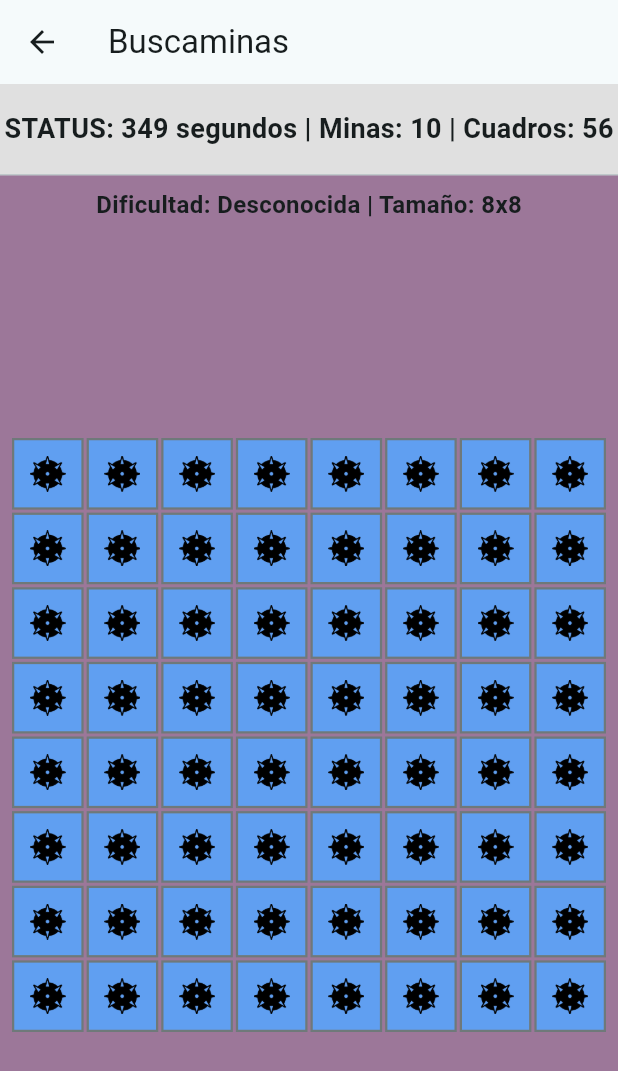
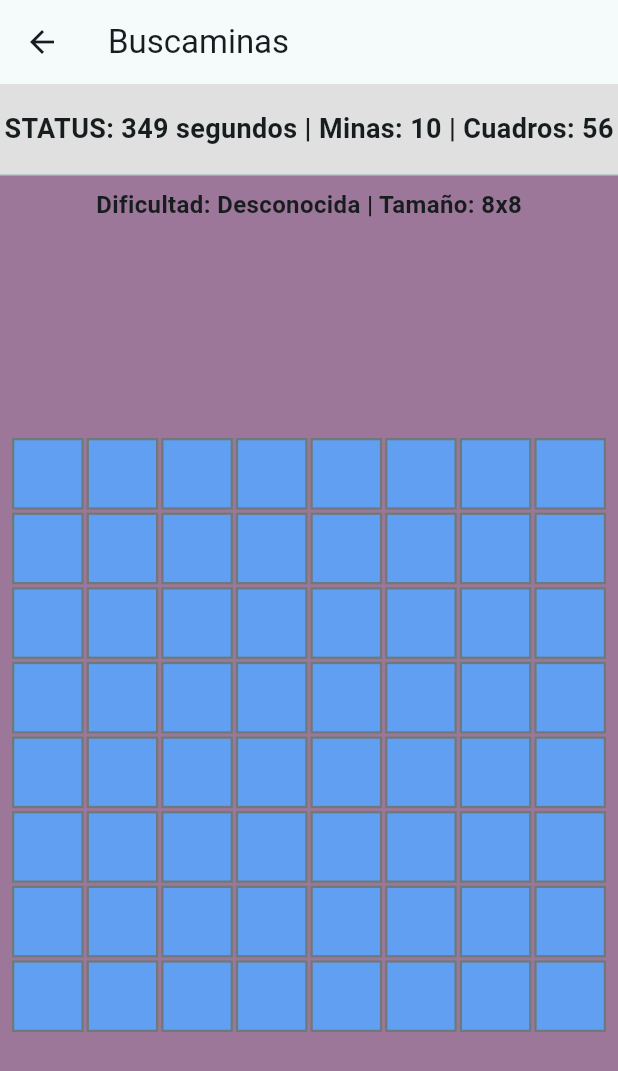
Before and after one commit to Fnav63/3479A321_2020479060, a Flutter app: the MinesweeperScreen screen opened by its route, on a phone screen of 412 x 824 dp. Shown: the top 1071 px of the screen. Run offline on Flutter 3.47's test engine with Material 3 defaults, Android fonts, the phone set to English and light mode, and no system bars; our stand-ins replace logger.

Commit message:
Adición de lógica de interacción

```diff
--- a/lib/ui/screens/minesweeper_screen.dart
+++ b/lib/ui/screens/minesweeper_screen.dart
@@ -37,6 +37,12 @@ class _MinesweeperScreenState extends State<MinesweeperScreen> {
   void dispose() {
     logger.e('Lifecycle: dispose() - El estado se destruye. Liberando memoria.');
     super.dispose();
+  }
+
+  void _onCellTapped(int index) {
+    setState(() {
+      _cells[index].isRevealed = true; // Actualizamos el dato
+    });
   }
 
   @override
@@ -99,7 +105,10 @@ class _MinesweeperScreenState extends State<MinesweeperScreen> {
             ),
             itemCount: 64,
             itemBuilder: (context, index) {
-              return MineCell(index: index);
+              return MineCell(
+                cell: _cells[index],
+                onTap: () => _onCellTapped(index),
+              );// Cada celda es un widget MineCell
             },
           ),
         ),
--- a/lib/ui/widgets/mine_cell.dart
+++ b/lib/ui/widgets/mine_cell.dart
@@ -1,17 +1,22 @@
 import 'package:flutter/material.dart';
+import '../../models/cell_model.dart';
 
 class MineCell extends StatelessWidget {
-  final int index;
+  final CellModel cell; // Recibe el estado de esta celda específica
+  final VoidCallback onTap; // Recibe la función que debe ejecutar al ser tocada
 
   const MineCell({
     super.key,
-    required this.index,
+    required this.cell,
+    required this.onTap,
   });
 
   @override
   Widget build(BuildContext context) {
     final theme = Theme.of(context);
-    return Container(
+    return GestureDetector(
+      onTap: onTap,
+      child: Container(
         decoration: BoxDecoration(
           color: theme.colorScheme.secondary,
           border: Border.all(
@@ -20,11 +25,7 @@ class MineCell extends StatelessWidget {
           ),
         ),
         child: Center(
-        child: Image.asset(
-          'assets/icons/mine.png',
-          width: 24,
-          height: 24,
-          fit: BoxFit.contain,
+          child: cell.isRevealed ? Image.asset('assets/icons/mine.png', width: 24, height: 24, fit: BoxFit.contain): const SizedBox.shrink(),
         ),
       ),
     );
```
Lines whose indentation alone changed are shown as unchanged.
